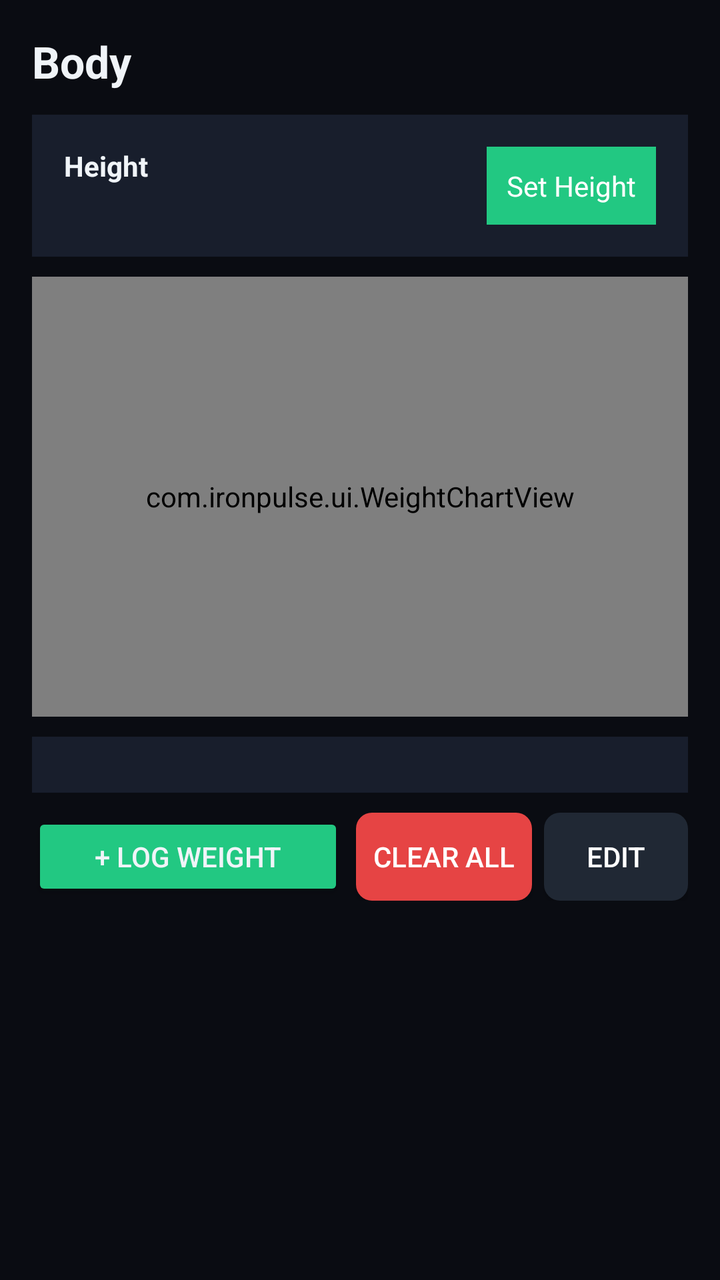
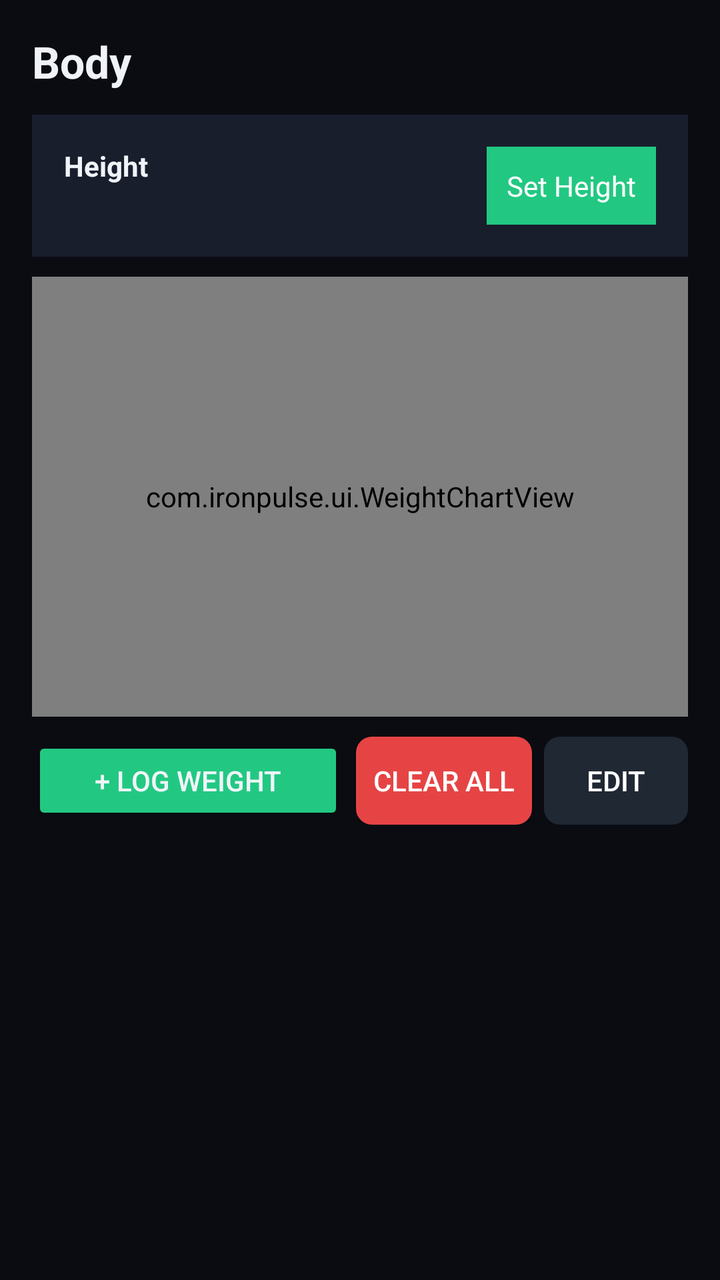

Compare the two renders of this Android layout. The source of the first and the diff that turns it into the second are given below.
<!-- AndroidManifest.xml: application theme Theme.IronPulse -->
<!-- res/layout/fragment_body.xml -->
<?xml version="1.0" encoding="utf-8"?>
<LinearLayout xmlns:android="http://schemas.android.com/apk/res/android"
    android:layout_width="match_parent"
    android:layout_height="match_parent"
    android:orientation="vertical"
    android:background="?attr/colorScreenBg"
    android:padding="16dp">

    <TextView android:text="Body" android:textColor="?attr/colorTextPrimary"
        android:textSize="22sp" android:textStyle="bold"
        android:layout_width="wrap_content" android:layout_height="wrap_content"
        android:layout_marginBottom="12dp"/>

    
    <LinearLayout android:layout_width="match_parent" android:layout_height="wrap_content"
        android:orientation="horizontal" android:background="?attr/colorCardBg"
        android:padding="16dp" android:layout_marginBottom="10dp">
        <LinearLayout android:layout_width="0dp" android:layout_height="wrap_content"
            android:layout_weight="1" android:orientation="vertical">
            <TextView android:text="Height" android:textColor="?attr/colorTextPrimary"
                android:textSize="14sp" android:textStyle="bold"
                android:layout_width="wrap_content" android:layout_height="wrap_content"/>
            <TextView android:id="@+id/last_weighed" android:textColor="?attr/colorTextMuted"
                android:textSize="12sp"
                android:layout_width="wrap_content" android:layout_height="wrap_content"/>
        </LinearLayout>
        <TextView android:id="@+id/btn_set_height" android:text="Set Height"
            android:textColor="@color/white" android:background="@color/accent"
            android:padding="10dp"
            android:layout_width="wrap_content" android:layout_height="wrap_content"/>
    </LinearLayout>

    
    <com.ironpulse.ui.WeightChartView
        android:id="@+id/weight_chart"
        android:layout_width="match_parent"
        android:layout_height="220dp"
        android:layout_marginBottom="10dp"/>

    
    <LinearLayout
        android:id="@+id/goal_container"
        android:layout_width="match_parent"
        android:layout_height="wrap_content"
        android:orientation="vertical"
        android:background="?attr/colorCardBg"
        android:padding="14dp"
        android:layout_marginBottom="10dp"
        android:visibility="gone"/>

    
    <LinearLayout
        android:id="@+id/measure_container"
        android:layout_width="match_parent"
        android:layout_height="wrap_content"
        android:orientation="vertical"
        android:background="?attr/colorCardBg"
        android:padding="14dp"
        android:layout_marginBottom="10dp"/>

    
    <LinearLayout
        android:layout_width="match_parent"
        android:layout_height="44dp"
        android:orientation="horizontal"
        android:gravity="center_vertical"
        android:layout_marginBottom="10dp">
        <Button android:id="@+id/btn_add_weight" android:text="+ Log Weight"
            android:layout_width="0dp" android:layout_height="match_parent"
            android:layout_weight="1" android:layout_marginEnd="6dp"
            android:minHeight="0dp" android:insetTop="0dp" android:insetBottom="0dp"
            android:backgroundTint="@color/accent"/>
        <Button android:id="@+id/btn_clear_weight" android:text="Clear All"
            android:layout_width="wrap_content" android:layout_height="match_parent"
            android:layout_marginEnd="6dp"
            android:minHeight="0dp" android:insetTop="0dp" android:insetBottom="0dp"
            android:textColor="@color/white"
            android:background="@drawable/btn_danger"/>
        <Button android:id="@+id/btn_body_edit" android:text="Edit"
            android:layout_width="wrap_content" android:layout_height="match_parent"
            android:minWidth="72dp" android:minHeight="0dp"
            android:insetTop="0dp" android:insetBottom="0dp"
            android:textColor="@color/white"
            android:background="@drawable/btn_secondary"/>
    </LinearLayout>

    <androidx.recyclerview.widget.RecyclerView
        android:id="@+id/body_recycler"
        android:layout_width="match_parent"
        android:layout_height="0dp"
        android:layout_weight="1"
        android:overScrollMode="never"/>

</LinearLayout>
<!-- resources referenced by this layout -->
<resources>
  <color name="accent">#22C882</color>
  <color name="white">#FFFFFF</color>
  <!-- drawable btn_danger (drawable) -->
  <?xml version="1.0" encoding="utf-8"?>
  <ripple xmlns:android="http://schemas.android.com/apk/res/android"
      android:color="@color/ripple_color">
      <item>
          <shape android:shape="rectangle">
              <solid android:color="@color/danger"/>
              <corners android:radius="8dp"/>
          </shape>
      </item>
  </ripple>
  <!-- drawable btn_secondary (drawable) -->
  <?xml version="1.0" encoding="utf-8"?>
  <ripple xmlns:android="http://schemas.android.com/apk/res/android"
      android:color="@color/ripple_color">
      <item>
          <shape android:shape="rectangle">
              <solid android:color="@color/panel_mid"/>
              <corners android:radius="8dp"/>
          </shape>
      </item>
  </ripple>
  <style name="Theme.IronPulse" parent="Theme.MaterialComponents.NoActionBar">
          <item name="android:windowLightStatusBar">false</item>
          <item name="android:windowLightNavigationBar">false</item>
          <item name="colorPrimary">@color/accent</item>
          <item name="colorPrimaryDark">@color/accent_dark</item>
          <item name="colorAccent">@color/accent</item>
          <item name="android:windowBackground">@color/bg_dark</item>
          <item name="android:textColor">@color/text_primary</item>
          <item name="android:colorBackground">@color/bg_dark</item>
          <item name="colorScreenBg">@color/bg_dark</item>
          <item name="colorCardBg">@color/card_bg</item>
          <item name="colorPanelBg">@color/panel_dark</item>
          <item name="colorTextPrimary">@color/text_primary</item>
          <item name="colorTextMuted">@color/text_muted</item>
          <item name="calToday">@color/cal_today</item>
          <item name="calRest">@color/cal_rest</item>
          <item name="calWorkout">@color/cal_workout</item>
          <item name="calEmpty">@color/cal_empty</item>
          <item name="calSelected">@color/cal_selected</item>
          <item name="streakTrack">@color/panel_mid</item>
          <item name="colorFieldBg">@color/field_bg</item>
          <item name="colorBorder">@color/border</item>
      </style>
  <color name="ripple_color">#33FFFFFF</color>
  <color name="danger">#E64444</color>
  <color name="panel_mid">#202834</color>
  <color name="accent_dark">#0E8E5A</color>
  <color name="bg_dark">#0A0C12</color>
  <color name="text_primary">#F0F4F8</color>
  <color name="card_bg">#181E2C</color>
  <color name="panel_dark">#14192A</color>
  <color name="text_muted">#72889E</color>
  <color name="cal_today">#14508A</color>
  <color name="cal_rest">#123230</color>
  <color name="cal_workout">#5A2A10</color>
  <color name="cal_empty">#141A24</color>
  <color name="cal_selected">#1E3A4C</color>
  <color name="field_bg">#10141E</color>
  <color name="border">#30404E</color>
</resources>

<!-- the commit's change to res/layout/fragment_body.xml (unified diff, before → after) -->
@@ -50,16 +50,6 @@
 
     
     <LinearLayout
-        android:id="@+id/measure_container"
-        android:layout_width="match_parent"
-        android:layout_height="wrap_content"
-        android:orientation="vertical"
-        android:background="?attr/colorCardBg"
-        android:padding="14dp"
-        android:layout_marginBottom="10dp"/>
-
-    
-    <LinearLayout
         android:layout_width="match_parent"
         android:layout_height="44dp"
         android:orientation="horizontal"
